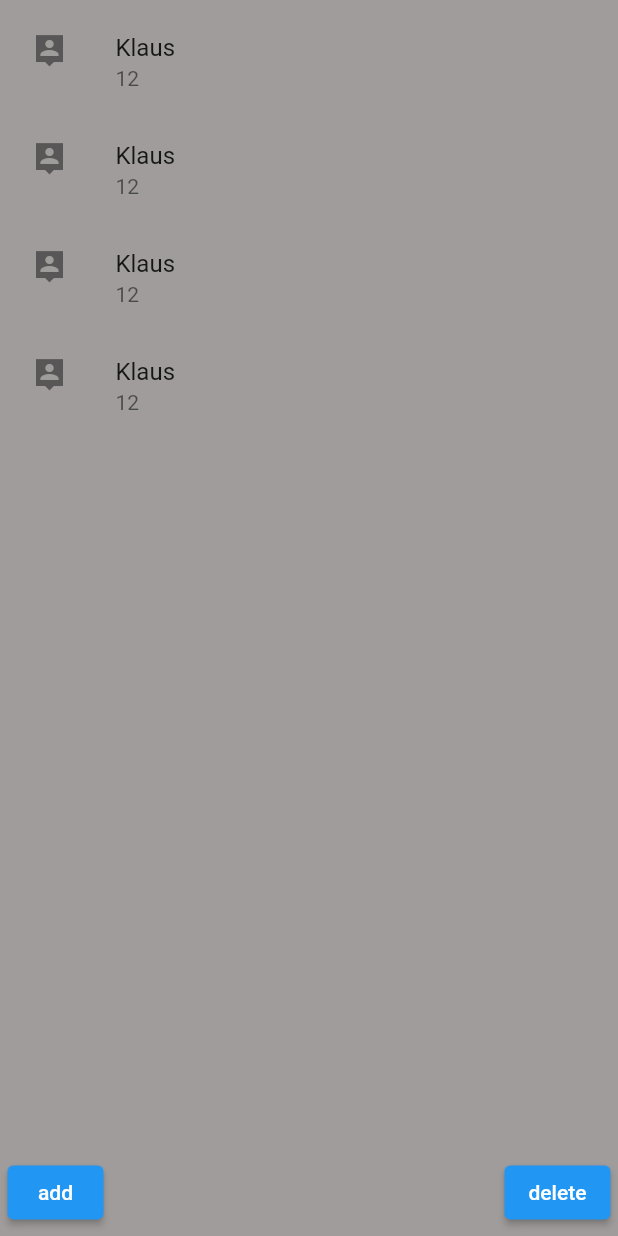
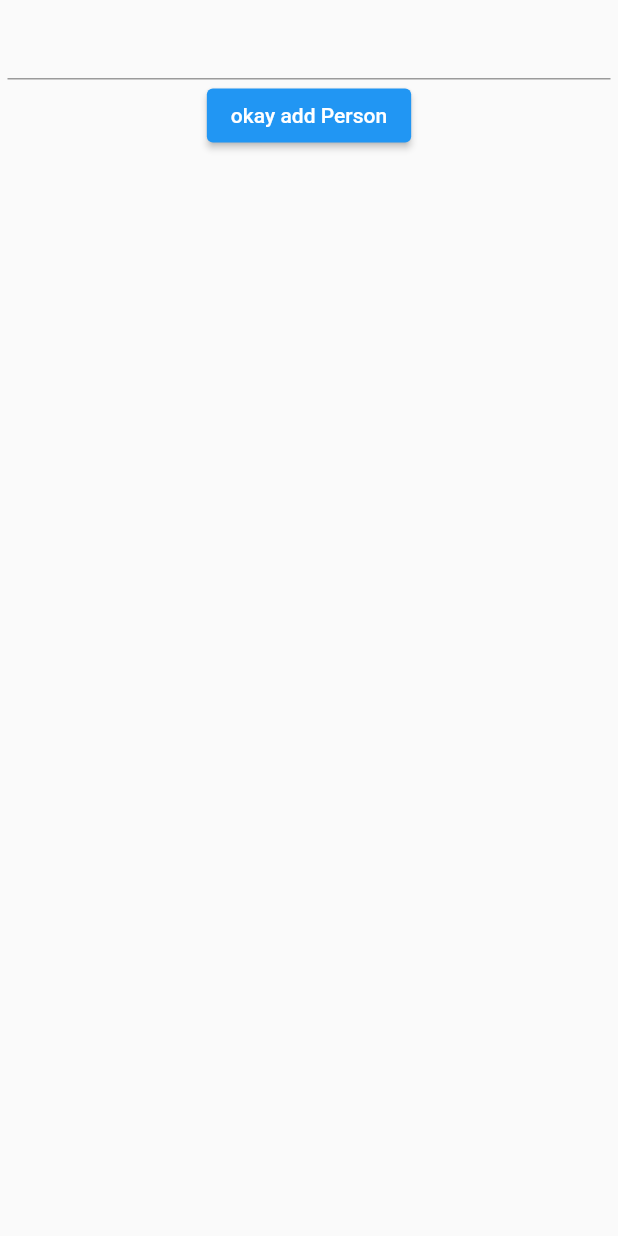
Before and after one commit to marvinkraus/Flutter-Demo-App_Namensliste, a Flutter app: the screen it shows after launch, after a tap on "add", on a phone screen of 412 x 824 dp. Run offline on Flutter 3.47's test engine with Material 2 defaults, Android fonts, the phone set to English and light mode, and no system bars.

Commit message:
--- Auto-Git Commit ---

```diff
--- a/lib/pages/addNewPerson.dart
+++ b/lib/pages/addNewPerson.dart
@@ -1,2 +1,32 @@
 import 'package:flutter/material.dart';
 import 'package:url_launcher/url_launcher.dart';
+
+import '../entitity/personen.dart';
+
+class addNewPersonPage extends StatelessWidget {
+  addNewPersonPage({super.key});
+
+  late String
+      name; //late bedeutet dass zunächst kein Inhalt in Name gespeichert wird und das erst zur Laufzeit passiert
+
+  Widget build(BuildContext context) {
+    return Scaffold(
+      body: Padding(
+        padding: const EdgeInsets.all(5),
+        child: Column(children: [
+          TextField(
+            onChanged: ((value) {
+              name = value;
+            }),
+          ),
+          ElevatedButton(
+              onPressed: (() {
+                Person p = Person(name: name, alter: 11, picture: "");
+                Navigator.of(context).pop();
+              }),
+              child: Text("okay add Person"))
+        ]),
+      ),
+    );
+  }
+}
--- a/lib/pages/start.dart
+++ b/lib/pages/start.dart
@@ -91,8 +91,11 @@ class _StartPage extends State<StartPage> {
                 children: [
                   ElevatedButton(
                       onPressed: () {
-                        //personenNew.add(
-                        //Person(name: "Timo", alter: 14, picture: "ha"));
+                        Navigator.push(
+                            context,
+                            MaterialPageRoute(
+                                builder: ((context) =>
+                                    const addNewPersonPage())));
                         setState(() {});
                       },
                       child: Text("add")),
```
